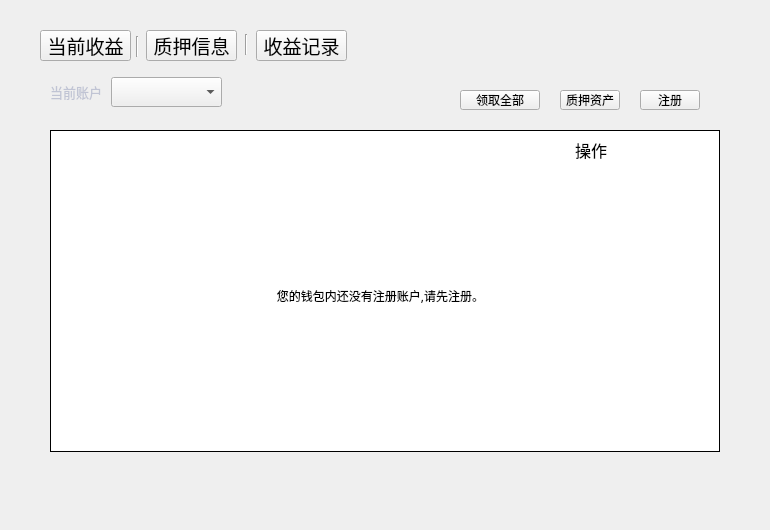
This is LNKWallet/miner/minerpage.ui in HcashOrg/hx-indicator as Qt 5 draws it before an edit. The edited form follows.
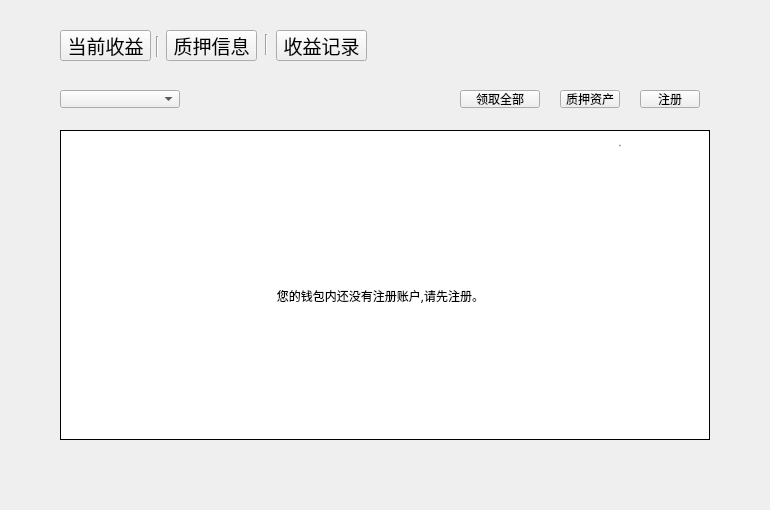
This is the edited form.

The edit to the form file:
```diff
--- a/LNKWallet/miner/minerpage.ui
+++ b/LNKWallet/miner/minerpage.ui
@@ -7,7 +7,7 @@
     <x>0</x>
     <y>0</y>
     <width>770</width>
-    <height>530</height>
+    <height>510</height>
    </rect>
   </property>
   <property name="font">
@@ -24,7 +24,7 @@
      <x>640</x>
      <y>90</y>
      <width>60</width>
-     <height>20</height>
+     <height>18</height>
     </rect>
    </property>
    <property name="font">
@@ -48,38 +48,13 @@
     <string>注册</string>
    </property>
   </widget>
-  <widget class="QLabel" name="accountLabel">
-   <property name="geometry">
-    <rect>
-     <x>50</x>
-     <y>80</y>
-     <width>60</width>
-     <height>24</height>
-    </rect>
-   </property>
-   <property name="font">
-    <font>
-     <family>微软雅黑</family>
-     <pointsize>10</pointsize>
-    </font>
-   </property>
-   <property name="styleSheet">
-    <string notr="true">color: rgb(192, 196, 212);</string>
-   </property>
-   <property name="text">
-    <string>当前账户</string>
-   </property>
-   <property name="alignment">
-    <set>Qt::AlignLeading|Qt::AlignLeft|Qt::AlignVCenter</set>
-   </property>
-  </widget>
   <widget class="QComboBox" name="accountComboBox">
    <property name="geometry">
     <rect>
-     <x>111</x>
-     <y>77</y>
-     <width>111</width>
-     <height>30</height>
+     <x>60</x>
+     <y>90</y>
+     <width>120</width>
+     <height>18</height>
     </rect>
    </property>
    <property name="font">
@@ -103,7 +78,7 @@
      <x>560</x>
      <y>90</y>
      <width>60</width>
-     <height>20</height>
+     <height>18</height>
     </rect>
    </property>
    <property name="font">
@@ -133,7 +108,7 @@
      <x>0</x>
      <y>120</y>
      <width>770</width>
-     <height>411</height>
+     <height>390</height>
     </rect>
    </property>
    <property name="currentIndex">
@@ -251,10 +226,10 @@
     <widget class="QTableWidget" name="lockBalancesTableWidget">
      <property name="geometry">
       <rect>
-       <x>50</x>
+       <x>60</x>
        <y>10</y>
-       <width>670</width>
-       <height>322</height>
+       <width>650</width>
+       <height>310</height>
       </rect>
      </property>
      <property name="cursor" stdset="0">
@@ -372,21 +347,30 @@
     <widget class="QLabel" name="label_op">
      <property name="geometry">
       <rect>
-       <x>575</x>
+       <x>530</x>
        <y>10</y>
-       <width>71</width>
-       <height>40</height>
+       <width>180</width>
+       <height>30</height>
       </rect>
      </property>
      <property name="font">
       <font>
-       <family>微软雅黑</family>
-       <pointsize>12</pointsize>
+       <family>Microsoft YaHei UI Light</family>
+       <pointsize>-1</pointsize>
+       <weight>50</weight>
+       <italic>false</italic>
+       <bold>false</bold>
       </font>
      </property>
+     <property name="styleSheet">
+      <string notr="true">color:rgb(137,129,161);font: 11px &quot;Microsoft YaHei UI Light&quot;;</string>
+     </property>
      <property name="text">
       <string>操作</string>
      </property>
+     <property name="alignment">
+      <set>Qt::AlignCenter</set>
+     </property>
     </widget>
    </widget>
    <widget class="QWidget" name="incomeRecordPage">
@@ -517,7 +501,7 @@
   <widget class="QToolButton" name="incomeInfoBtn">
    <property name="geometry">
     <rect>
-     <x>40</x>
+     <x>60</x>
      <y>30</y>
      <width>91</width>
      <height>31</height>
@@ -548,7 +532,7 @@
   <widget class="QToolButton" name="forecloseInfoBtn">
    <property name="geometry">
     <rect>
-     <x>146</x>
+     <x>166</x>
      <y>30</y>
      <width>91</width>
      <height>31</height>
@@ -598,7 +582,7 @@
   <widget class="QToolButton" name="incomeRecordBtn">
    <property name="geometry">
     <rect>
-     <x>256</x>
+     <x>276</x>
      <y>30</y>
      <width>91</width>
      <height>31</height>
@@ -629,7 +613,7 @@
   <widget class="Line" name="line">
    <property name="geometry">
     <rect>
-     <x>127</x>
+     <x>147</x>
      <y>36</y>
      <width>21</width>
      <height>21</height>
@@ -642,7 +626,7 @@
   <widget class="Line" name="line_2">
    <property name="geometry">
     <rect>
-     <x>236</x>
+     <x>256</x>
      <y>34</y>
      <width>21</width>
      <height>21</height>
@@ -658,7 +642,7 @@
      <x>460</x>
      <y>90</y>
      <width>80</width>
-     <height>20</height>
+     <height>18</height>
     </rect>
    </property>
    <property name="font">
```
Left out of the diff: 12 changed lines with no effect on the pictures.
